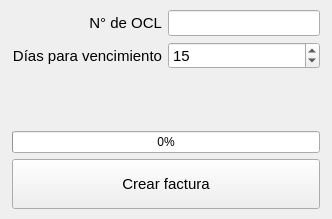
Before: the Qt Designer form ui/main.ui in angelogllrd/FacturaFacil, drawn with Qt 5.
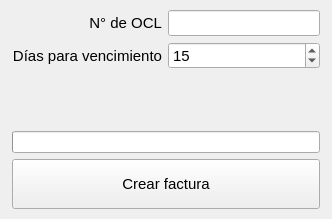
After: the same form once the commit is applied. Icons and pictures are not drawn.

Commit message: mejorado el manejo de selenium en cada etapa

The edit to the form file:
```diff
--- a/ui/main.ui
+++ b/ui/main.ui
@@ -7,7 +7,7 @@
     <x>0</x>
     <y>0</y>
     <width>332</width>
-    <height>192</height>
+    <height>219</height>
    </rect>
   </property>
   <property name="windowTitle">
@@ -173,6 +173,9 @@
       <property name="alignment">
        <set>Qt::AlignCenter</set>
       </property>
+      <property name="textVisible">
+       <bool>false</bool>
+      </property>
       <property name="invertedAppearance">
        <bool>false</bool>
       </property>
```
The commit also changes 1 other file.
